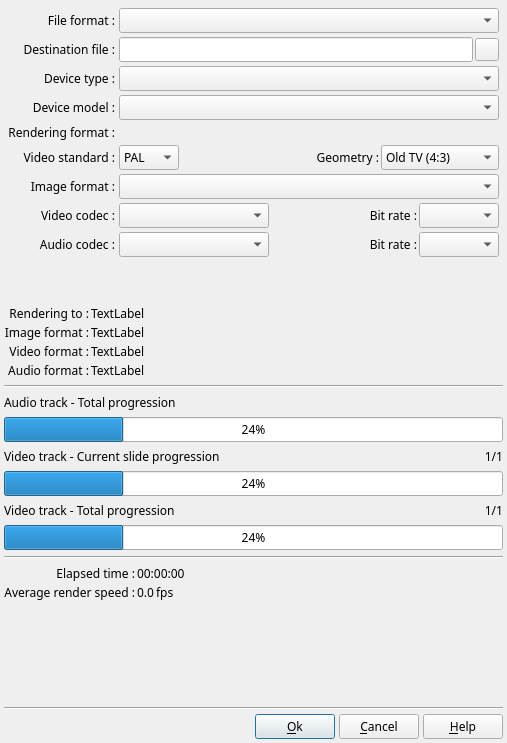
Before: the Qt Designer form DlgRenderVideo.ui in boenki/ffdiaporama, drawn with Qt 5.
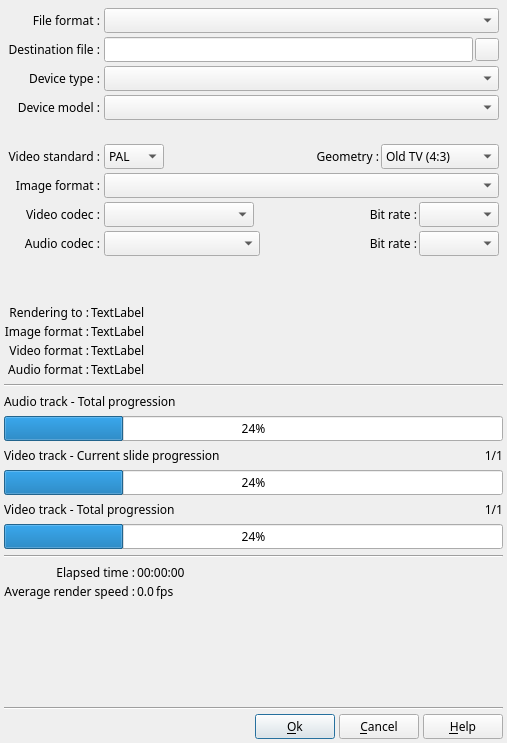
After: the same form once the commit is applied. Icons and pictures are not drawn.

Diff of the .ui file:
```diff
--- a/DlgRenderVideo.ui
+++ b/DlgRenderVideo.ui
@@ -354,16 +354,6 @@
          </property>
         </spacer>
        </item>
-       <item row="7" column="0">
-        <widget class="QLabel" name="RenderFormatLabel">
-         <property name="text">
-          <string>Rendering format :</string>
-         </property>
-         <property name="alignment">
-          <set>Qt::AlignRight|Qt::AlignTop|Qt::AlignTrailing</set>
-         </property>
-        </widget>
-       </item>
        <item row="7" column="1">
         <widget class="QLabel" name="RenderFormatText">
          <property name="text">
```
